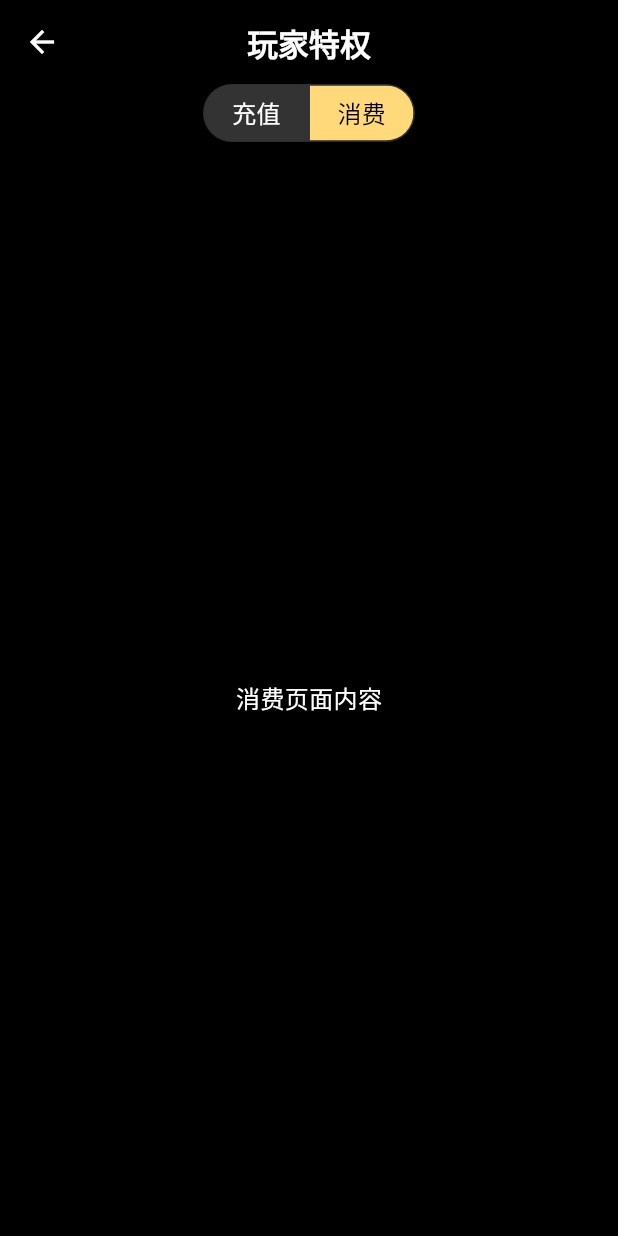
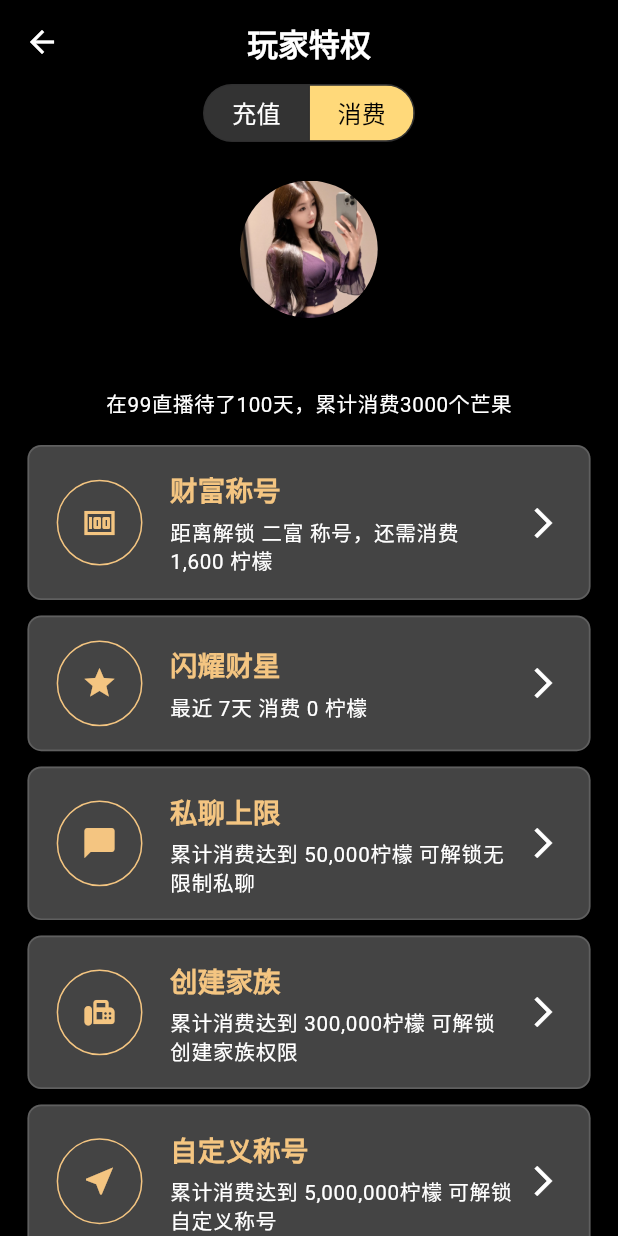
Before and after one commit to operatium/baixinglive, a Flutter app: the Baixing_PlayerPrivilegeScreen screen opened by its route, swiped to page 2, on a phone screen of 412 x 824 dp. Run offline on Flutter 3.47's test engine with Material 3 defaults, Android fonts, the light colour scheme and no system bars; drawn by our look-alikes of cached_network_image; our stand-ins replace custom_refresh_indicator, easy_refresh, flutter_screenutil, fluttertoast, go_router, image_picker and 5 more; missing offline and left inert: flutter_debouncer, flutter_vibrate, window_size; accounts and stored records are empty; network calls fail; Roboto replaces fonts that are missing (PingFang SC).

Commit message:
消费页面

```diff
--- a/lib/api/baixing_api.dart
+++ b/lib/api/baixing_api.dart
@@ -13,3 +13,4 @@ export 'baixing_api_item.dart';
 export 'baixing_api_entity.dart';
 export 'baixing_api_thirdapi.dart';
 export 'baixing_api_fragment.dart';
+export 'baixing_api_color.dart';
--- /dev/null
+++ b/lib/api/baixing_api_color.dart
@@ -0,0 +1,4 @@
+
+import 'dart:ui';
+
+const Color Baixing_ColorGold = Color(0xFFF4C581);
--- a/lib/api/baixing_api_entity.dart
+++ b/lib/api/baixing_api_entity.dart
@@ -5,3 +5,4 @@ export '../entity/baixing_live_room_entity.dart';
 export '../entity/baixing_live_room_page_entity.dart';
 export '../entity/baixing_video_entity.dart';
 export '../entity/baixing_user_flag_entity.dart';
+export '../entity/baixing_consumption_entity.dart';
--- /dev/null
+++ b/lib/entity/baixing_consumption_entity.dart
@@ -0,0 +1,15 @@
+import '../api/baixing_api_flutter.dart';
+
+class Baixing_ConsumptionEntity {
+  String mBaixing_consumer_name;
+  IconData mBaixing_icon;
+  String mBaixing_info;
+  VoidCallback mBaixing_callback;
+
+  Baixing_ConsumptionEntity({
+    required this.mBaixing_consumer_name,
+    required this.mBaixing_icon,
+    required this.mBaixing_info,
+    required this.mBaixing_callback,
+  });
+}
--- /dev/null
+++ b/lib/fragment/baixing_player_privilege_consumption_fragment.dart
@@ -0,0 +1,103 @@
+import 'package:baixinglive/provider/baixing_level.dart';
+import 'package:baixinglive/widget/Baixing_consumption_authority_widget.dart';
+import 'package:baixinglive/widget/baixing_tag_card_widget.dart';
+
+import '../api/baixing_api_flutter.dart';
+import '../api/baixing_api_thirdapi.dart';
+import '../api/baixing_api.dart';
+
+/**
+ * @author yuyuexing
+ * @date: 2025-05-11
+ * @description: 玩家特权消费界面
+ */
+class Baixing_PlayerPrivilegeConsumptionFragment extends StatefulWidget {
+  @override
+  State<StatefulWidget> createState() {
+    return _Baixing_PlayerPrivilegeConsumptionFragmentState();
+  }
+}
+
+class _Baixing_PlayerPrivilegeConsumptionFragmentState
+    extends State<Baixing_PlayerPrivilegeConsumptionFragment> {
+  final List<Map<String, dynamic>> _privilegeList = [
+    {
+      "title": "财富称号",
+      "icon": Icons.money,
+      "content": "距离解锁 二富 称号，还需消费 1,600 柠檬",
+    },
+    {"title": "闪耀财星", "icon": Icons.star, "content": "最近 7天 消费 0 柠檬"},
+    {
+      "title": "私聊上限",
+      "icon": Icons.messenger_rounded,
+      "content": "累计消费达到 50,000柠檬 可解锁无限制私聊",
+    },
+    {
+      "title": "创建家族",
+      "icon": Icons.fax_rounded,
+      "content": "累计消费达到 300,000柠檬 可解锁创建家族权限",
+    },
+    {
+      "title": "自定义称号",
+      "icon": Icons.near_me,
+      "content": "累计消费达到 5,000,000柠檬 可解锁自定义称号",
+    },
+  ];
+
+  @override
+  Widget build(BuildContext context) {
+    final textTheme = Theme.of(context).textTheme;
+    final accountModel = context.watch<Baixing_AccountModel>();
+    return Container(
+      color: Colors.black,
+      child: Padding(
+        padding: EdgeInsets.symmetric(horizontal: 16.w),
+        child: Column(
+          crossAxisAlignment: CrossAxisAlignment.center,
+          children: [
+            SizedBox(height: 10.h),
+            ClipOval(
+              child: Container(
+                width: 80.w,
+                height: 80.w,
+                child: Baixing_CoverWidget(
+                  mBaixing_url: accountModel.baixing_getAvatar(),
+                ),
+              ),
+            ),
+            SizedBox(height: 10.h),
+            Text(
+              accountModel.baixing_getNickName(),
+              style: textTheme.bodyMedium!.copyWith(color: Colors.white),
+            ),
+            SizedBox(height: 10.h),
+            Text(
+              "在99直播待了100天，累计消费3000个芒果",
+              style: textTheme.bodySmall!.copyWith(color: Colors.white),
+            ),
+            SizedBox(height: 10.h),
+            Expanded(
+              child: ListView.builder(
+                itemCount: _privilegeList.length,
+                itemBuilder: (context, index) {
+                  final item = _privilegeList[index];
+                  Baixing_ConsumptionEntity entity = Baixing_ConsumptionEntity(
+                    mBaixing_consumer_name: item["title"],
+                    mBaixing_info: item["content"],
+                    mBaixing_icon: item["icon"],
+                    mBaixing_callback: () {
+                      baixing_showUrlDialog(context, "https://www.163.com");
+                    },
+                  );
+                  return Baixing_ConsumptionAuthorityWidget(
+                    mBaixing_entity: entity,
+                  );
+                },
+              ),
+            ),
+          ],
+        ),
+      ),
+    );
+  }
+}
--- a/lib/scene/baixing_player_privilege_screen.dart
+++ b/lib/scene/baixing_player_privilege_screen.dart
@@ -2,6 +2,7 @@ import 'package:baixinglive/api/baixing_api.dart';
 import 'package:baixinglive/api/baixing_api_thirdapi.dart';
 
 import '../api/baixing_api_flutter.dart';
+import '../fragment/baixing_player_privilege_consumption_fragment.dart';
 import '../fragment/baixing_player_privilege_recharge_fragment.dart';
 
 class Baixing_PlayerPrivilegeScreen extends StatefulWidget {
@@ -48,7 +49,7 @@ class _Baixing_PlayerPrivilegeScreenState
             // 按钮切换组
             ClipRRect(
               borderRadius: BorderRadius.circular(30.r),
-             child:  Container(
+              child: Container(
                 height: 30.h,
                 color: Color(0xFF333333),
                 child: ToggleButtons(
@@ -69,15 +70,11 @@ class _Baixing_PlayerPrivilegeScreenState
                   borderRadius: BorderRadius.circular(30.r),
                   children: [
                     Container(
-                       padding: EdgeInsets.symmetric(
-                         horizontal: 16.w,
-                       ),
+                      padding: EdgeInsets.symmetric(horizontal: 16.w),
                       child: Text('充值'),
                     ),
                     Padding(
-                       padding: EdgeInsets.symmetric(
-                         horizontal: 16.w,
-                       ),
+                      padding: EdgeInsets.symmetric(horizontal: 16.w),
                       child: Text('消费'),
                     ),
                   ],
@@ -96,19 +93,9 @@ class _Baixing_PlayerPrivilegeScreenState
                 },
                 children: [
                   // 充值页面内容
-                  Container(
-                    child: Baixing_PlayerPrivilegeRechargeFragment(),
-                  ),
+                  Baixing_PlayerPrivilegeRechargeFragment(),
                   // 消费页面内容
-                  Container(
-                    color: Colors.black,
-                    child: Center(
-                      child: Text(
-                        '消费页面内容',
-                        style: TextStyle(color: Colors.white),
-                      ),
-                    ),
-                  ),
+                  Baixing_PlayerPrivilegeConsumptionFragment(),
                 ],
               ),
             ),
--- /dev/null
+++ b/lib/widget/Baixing_consumption_authority_widget.dart
@@ -0,0 +1,80 @@
+import '../api/baixing_api.dart';
+import '../api/baixing_api_flutter.dart';
+import '../api/baixing_api_thirdapi.dart';
+
+/**
+ * @author yuyuexing
+ * @date: 2025-05-11
+ * @description: 财富称号控件，显示称号信息和解锁条件
+ */
+class Baixing_ConsumptionAuthorityWidget extends StatelessWidget {
+  final Baixing_ConsumptionEntity mBaixing_entity;
+
+  const Baixing_ConsumptionAuthorityWidget({
+    Key? key,
+    required this.mBaixing_entity,
+  }) : super(key: key);
+
+  @override
+  Widget build(BuildContext context) {
+    final textTheme = Theme.of(context).textTheme;
+    return GestureDetector(
+      onTap: mBaixing_entity.mBaixing_callback,
+      child: Container(
+        margin: EdgeInsets.symmetric(vertical: 4.h),
+        padding: EdgeInsets.symmetric(horizontal: 16.w, vertical: 12.h),
+        decoration: BoxDecoration(
+          color: Color(0xFF444444),
+          borderRadius: BorderRadius.circular(8.r),
+          border: Border.all(color: Colors.grey.withOpacity(0.3), width: 1.w),
+        ),
+        child: Row(
+          children: [
+            // 左侧图标
+            _baixing_buildIconContainer(),
+            SizedBox(width: 16.w),
+            // 中间内容
+            Expanded(
+              child: Column(
+                crossAxisAlignment: CrossAxisAlignment.start,
+                children: [
+                  // 标题
+                  Text(
+                    mBaixing_entity.mBaixing_consumer_name,
+                    style: textTheme.titleMedium!.copyWith(
+                      color: Baixing_ColorGold,
+                    ),
+                  ),
+                  SizedBox(height: 4.h),
+                  // 解锁描述
+                  Text(
+                    mBaixing_entity.mBaixing_info,
+                    style: textTheme.labelMedium!.copyWith(color: Colors.white),
+                  ),
+                ],
+              ),
+            ),
+            SizedBox(width: 6.w),
+            // 右侧箭头
+            Icon(Icons.arrow_forward_ios, color: Colors.white),
+          ],
+        ),
+      ),
+    );
+  }
+
+  // 构建左侧图标容器
+  Widget _baixing_buildIconContainer() {
+    return Container(
+      width: 50.w,
+      height: 50.w,
+      decoration: Baixing_BackGround.baixing_getRoundedRectangularOutLine(
+        radius: 50.r,
+        borderColor: Baixing_ColorGold,
+      ),
+      child: Center(
+        child: Icon(mBaixing_entity.mBaixing_icon, color: Baixing_ColorGold),
+      ),
+    );
+  }
+}
```
Also changed, not shown: changelog.txt, 1 other file. Lines whose indentation alone changed are shown as unchanged.
